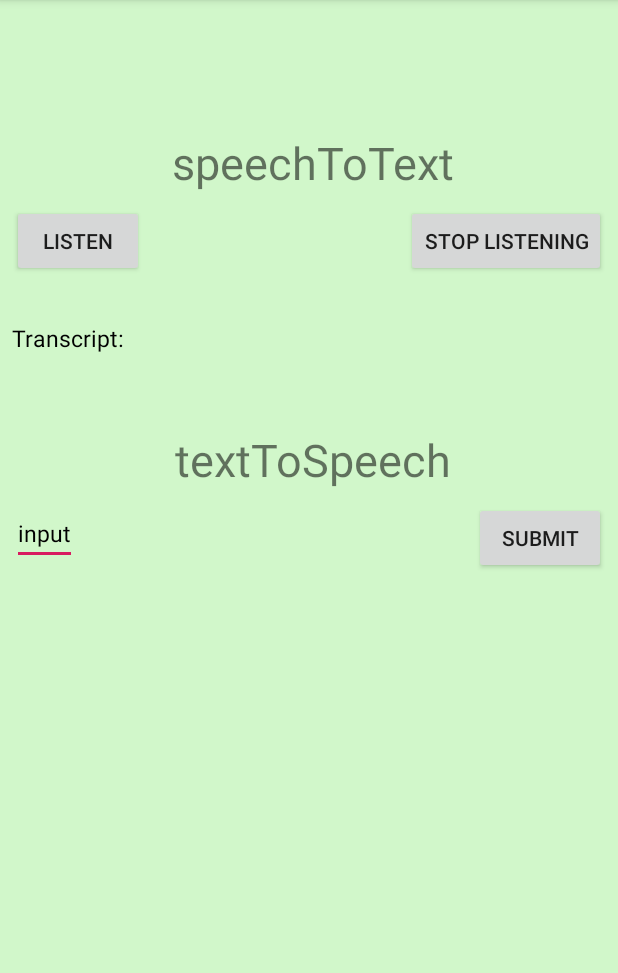
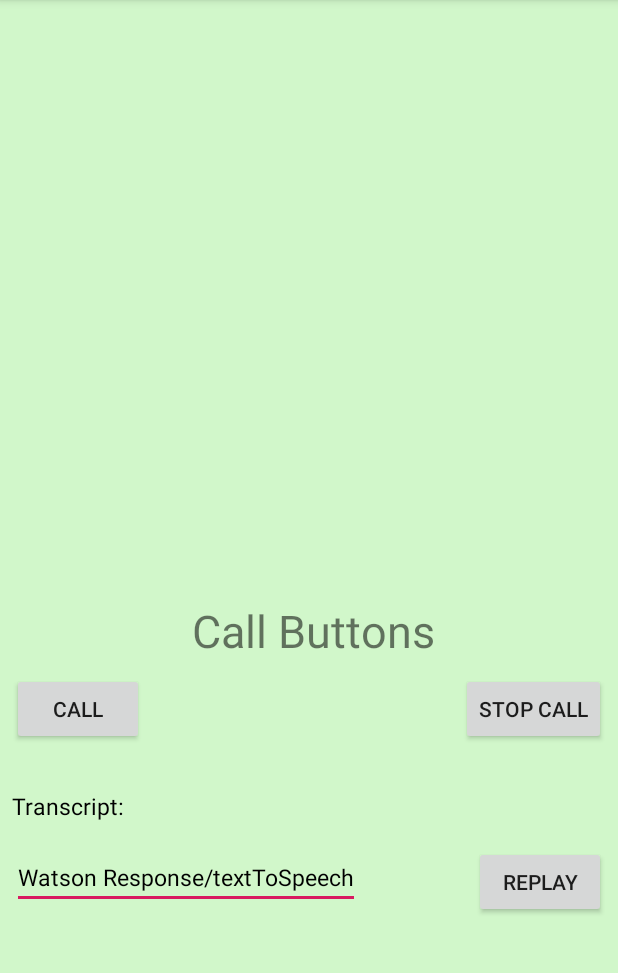
Before and after one commit to ConchuirORiain/AndroidDispatch, an Android app: the screen it shows after launch (MainActivity), on a phone screen of 412 x 824 dp, the part 84-1057 px from its top. Run offline under Robolectric (Android 15) with nearby library versions, the phone set to English and light mode, and no system bars; libraries missing offline, so code that uses them is left out: com.ibm.watson; 4 statements that could not run were skipped.

Commit message:
moved layout around

```diff
--- a/app/src/main/java/com/example/androidrecordaudio/MainActivity.java
+++ b/app/src/main/java/com/example/androidrecordaudio/MainActivity.java
@@ -15,24 +15,13 @@ import android.support.v4.app.ActivityCompat;
 import android.support.v4.content.ContextCompat;
 import android.support.v7.app.AppCompatActivity;
 import android.os.Bundle;
-import android.transition.Scene;
-import android.transition.Transition;
-import android.transition.TransitionInflater;
-import android.transition.TransitionManager;
 import android.util.Log;
 import android.view.View;
-import android.view.ViewGroup;
 import android.widget.Button;
 import android.widget.EditText;
 import android.widget.TextView;
 import android.widget.Toast;
 
-import com.android.volley.Request;
-import com.android.volley.RequestQueue;
-import com.android.volley.Response;
-import com.android.volley.VolleyError;
-import com.android.volley.toolbox.StringRequest;
-import com.android.volley.toolbox.Volley;
 
 import com.ibm.watson.developer_cloud.android.library.audio.MicrophoneHelper;
 import com.ibm.watson.developer_cloud.android.library.audio.MicrophoneInputStream;
@@ -48,25 +37,15 @@ import com.ibm.watson.developer_cloud.assistant.v2.model.SessionResponse;
 import com.ibm.watson.developer_cloud.http.ServiceCall;
 import com.ibm.watson.developer_cloud.service.security.IamOptions;
 import com.ibm.watson.developer_cloud.speech_to_text.v1.SpeechToText;
-import com.ibm.watson.developer_cloud.speech_to_text.v1.model.AddWordsOptions;
 import com.ibm.watson.developer_cloud.speech_to_text.v1.model.RecognizeOptions;
 import com.ibm.watson.developer_cloud.speech_to_text.v1.model.SpeechRecognitionResults;
 import com.ibm.watson.developer_cloud.speech_to_text.v1.websocket.BaseRecognizeCallback;
 import com.ibm.watson.developer_cloud.text_to_speech.v1.TextToSpeech;
-import com.ibm.watson.developer_cloud.speech_to_text.v1.websocket.RecognizeCallback;
 import com.ibm.watson.developer_cloud.text_to_speech.v1.model.SynthesizeOptions;
 
 
-import java.io.BufferedReader;
-import java.io.DataInputStream;
-import java.io.FileInputStream;
 import java.io.IOException;
 import java.io.InputStream;
-import java.io.InputStreamReader;
-import java.io.OutputStream;
-import java.net.HttpURLConnection;
-import java.net.URL;
-import java.util.Date;
 import java.util.UUID;
 
 import static com.ibm.watson.developer_cloud.http.HttpHeaders.USER_AGENT;
@@ -77,9 +56,7 @@ public class MainActivity extends AppCompatActivity {
     Button btnListen,btnStopListen,submit;
     String pathSave = "";
     MediaRecorder mediaRecorder;
-    MediaPlayer mediaPlayer;
     TextView transcript;
-    AudioRecord audioRecord;
 
     final int SAMPLING_RATE = 32000;
     final int REQUEST_PERMISSION_CODE =1000;
@@ -96,8 +73,10 @@ public class MainActivity extends AppCompatActivity {
     Assistant watsonAssistant;
     private SessionResponse watsonAssistantSession;
     boolean initialRequest = false;
+    boolean calling;
+    boolean recording;
+    boolean receiving;
     Context mContext;
-    MessageContext watsonContext;
 
 
     //static final String watsonUrl = getString(R.string.watson_assistant_url);
@@ -123,6 +102,9 @@ public class MainActivity extends AppCompatActivity {
 
         //add the request to the RequestQueue
         initialRequest = true;
+        calling = true;
+        recording = false;
+        receiving = false;
         watsonAssistant = initAssistant();
 
         //Init View
@@ -136,46 +118,8 @@ public class MainActivity extends AppCompatActivity {
             btnListen.setOnClickListener(new View.OnClickListener() {
                 @Override
                 public void onClick(View v) {
-                    pathSave = Environment.getExternalStorageDirectory().getAbsolutePath()+"/"
-                            + UUID.randomUUID().toString()+"_project_audio_.3gp";
-                   // setupMediaRecorder();
-                   // try {
-                   //     mediaRecorder.prepare();
-                   //     mediaRecorder.start();
-                  //      btnStopRecord.setEnabled(true);
-                  //      btnPlay.setEnabled(false);
-                  //      btnRecord.setEnabled(false);
-                  //      btnStop.setEnabled(false);
-                  //  }
-                  //  catch (IOException e){
-                 //       e.printStackTrace();
-                //    }
-                    //TransitionManager.go(mScene, fadeTransition);
-                    runOnUiThread(new Runnable() {
-                        @Override
-                        public void run() {
-                            btnListen.setEnabled(false);
-                            btnStopListen.setEnabled(true);
-                        }
-                    });
+                    makeCall();
 
-
-                    Toast.makeText(MainActivity.this,"Listening...",Toast.LENGTH_SHORT).show();
-
-
-                    capture = microphoneHelper.getInputStream(true);
-                    new Thread(new Runnable() {
-                        @Override
-                        public void run() {
-                            try{
-                                speechService.recognizeUsingWebSocket(getRecognizeOptions(capture),
-                                        new MicrophoneRecognizeDelegate());
-                            }
-                            catch(Exception e){
-                                showError(e);
-                            }
-                        }
-                    }).start();
 
                 }
             });
@@ -184,7 +128,7 @@ public class MainActivity extends AppCompatActivity {
                 @Override
                 public void onClick(View v) {
                    // mediaRecorder.stop();
-                    sendMessage();
+                    //sendMessage();
                     btnStopListen.setEnabled(false);
                     btnListen.setEnabled(true);
                     microphoneHelper.closeInputStream();
@@ -227,9 +171,9 @@ public class MainActivity extends AppCompatActivity {
 
     }
 
-@Override
-public void onRequestPermissionsResult(int requestCode, @NonNull String[] permissions,@NonNull int[] grantResults){
-        switch(requestCode){
+    @Override
+    public void onRequestPermissionsResult(int requestCode, @NonNull String[] permissions,@NonNull int[] grantResults){
+         switch(requestCode){
             case REQUEST_PERMISSION_CODE:
             {
                    if(grantResults.length>0 && grantResults[0] == PackageManager.PERMISSION_GRANTED){
@@ -241,7 +185,7 @@ public void onRequestPermissionsResult(int requestCode, @NonNull String[] permis
             }
                 break;
         }
-}
+    }
 
     private boolean checkPermissionFromDevice() {
         int writeExternalStorageResult =
@@ -276,13 +220,53 @@ public void onRequestPermissionsResult(int requestCode, @NonNull String[] permis
                         }
                     }
                 }.start();
+                priorText = text;
                 transcript.setText(text);
-                priorText = text;
+            }
+        });
+    }
+    private void makeCall(){
+        pathSave = Environment.getExternalStorageDirectory().getAbsolutePath()+"/"
+                + UUID.randomUUID().toString()+"_project_audio_.3gp";
+        // setupMediaRecorder();
+        // try {
+        //     mediaRecorder.prepare();
+        //     mediaRecorder.start();
+        //      btnStopRecord.setEnabled(true);
+        //      btnPlay.setEnabled(false);
+        //      btnRecord.setEnabled(false);
+        //      btnStop.setEnabled(false);
+        //  }
+        //  catch (IOException e){
+        //       e.printStackTrace();
+        //    }
+        //TransitionManager.go(mScene, fadeTransition);
+        runOnUiThread(new Runnable() {
+            @Override
+            public void run() {
+                btnListen.setEnabled(false);
+                btnStopListen.setEnabled(true);
             }
         });
 
+
+        Toast.makeText(MainActivity.this,"Listening...",Toast.LENGTH_SHORT).show();
+
+
+        capture = microphoneHelper.getInputStream(true);
+        new Thread(new Runnable() {
+            @Override
+            public void run() {
+                try{
+                    speechService.recognizeUsingWebSocket(getRecognizeOptions(capture),
+                            new MicrophoneRecognizeDelegate());
+                }
+                catch(Exception e){
+                    showError(e);
+                }
+            }
+        }).start();
     }
-
     private class MicrophoneRecognizeDelegate extends BaseRecognizeCallback {
         @Override
         public void onTranscription(SpeechRecognitionResults speechResults) {
@@ -382,7 +366,9 @@ public void onRequestPermissionsResult(int requestCode, @NonNull String[] permis
                             "text".equals(response.getOutput().getGeneric().get(0).getResponseType())) {
                         input.setText(response.getOutput().getGeneric().get(0).getText());
                         // speak the message
-                        new SynthesisTask().execute(input.getText().toString());
+                        if(input.getText().equals("I found no incidents matching that description. Please wait while I transfer you to an operator"))
+                            calling = false;
+                        new SynthesisTask().execute(response.getOutput().getGeneric().get(0).getText());
                     }
                 } catch (Exception e) {
                     e.printStackTrace();
@@ -391,7 +377,6 @@ public void onRequestPermissionsResult(int requestCode, @NonNull String[] permis
         });
 
         thread.start();
-
     }
 
     private void showError(final Exception e) {
@@ -422,38 +407,6 @@ public void onRequestPermissionsResult(int requestCode, @NonNull String[] permis
         }
     }
 
-    /*private static void sendPost() throws IOException{
-        URL obj = new URL(watsonUrl);
-        HttpURLConnection con = (HttpURLConnection) obj.openConnection();
-        con.setRequestMethod("POST");
-        con.setRequestProperty("User-Agent", USER_AGENT);
-        // For POST only - START
-        con.setDoOutput(true);
-        OutputStream os = con.getOutputStream();
-        os.write(POST_PARAMS.getBytes());
-        os.flush();
-        os.close();
-        // For POST only - END
 
-        int responseCode = con.getResponseCode();
-        System.out.println("POST Response Code :: " + responseCode);
-
-        if (responseCode == HttpURLConnection.HTTP_OK) { //success
-            BufferedReader in = new BufferedReader(new InputStreamReader(
-                    con.getInputStream()));
-            String inputLine;
-            StringBuffer response = new StringBuffer();
-
-            while ((inputLine = in.readLine()) != null) {
-                response.append(inputLine);
-            }
-            in.close();
-
-            // print result
-            System.out.println(response.toString());
-        } else {
-            System.out.println("POST request not worked");
-        }
-    }*/
 
 }
--- a/app/src/main/res/layout/activity_main.xml
+++ b/app/src/main/res/layout/activity_main.xml
@@ -12,25 +12,15 @@
         android:id="@+id/textView"
         android:layout_width="wrap_content"
         android:layout_height="wrap_content"
-        android:layout_marginTop="88dp"
-        android:text="speechToText"
+        android:layout_marginTop="400dp"
+        android:text="Call Buttons"
         android:textSize="30sp"
         app:layout_constraintHorizontal_bias="0.513"
         app:layout_constraintEnd_toEndOf="parent"
         app:layout_constraintStart_toStartOf="parent"
         app:layout_constraintTop_toTopOf="parent" />
 
-    <TextView
-        android:id="@+id/textView2"
-        android:layout_width="wrap_content"
-        android:layout_height="wrap_content"
-        android:layout_marginTop="50dp"
-        android:text="textToSpeech"
-        android:textSize="30sp"
-        app:layout_constraintEnd_toEndOf="parent"
-        app:layout_constraintHorizontal_bias="0.513"
-        app:layout_constraintStart_toStartOf="parent"
-        app:layout_constraintTop_toBottomOf="@+id/transcript" />
+
 
     <Button
         android:id="@+id/btnStartListen"
@@ -38,7 +28,7 @@
         android:layout_height="wrap_content"
         android:layout_marginStart="8dp"
         android:layout_marginTop="8dp"
-        android:text="Listen"
+        android:text="Call"
         app:layout_constraintStart_toStartOf="parent"
         app:layout_constraintTop_toBottomOf="@+id/textView" />
 
@@ -48,7 +38,7 @@
         android:layout_height="wrap_content"
         android:layout_marginTop="8dp"
         android:layout_marginEnd="8dp"
-        android:text="Stop Listening"
+        android:text="Stop Call"
         app:layout_constraintEnd_toEndOf="parent"
         app:layout_constraintTop_toBottomOf="@+id/textView" />
 
@@ -71,22 +61,22 @@
         android:layout_width="wrap_content"
         android:layout_height="wrap_content"
         android:layout_marginStart="8dp"
-        android:layout_marginTop="8dp"
-        android:text="input"
+        android:layout_marginTop="16dp"
+        android:text="Watson Response/textToSpeech"
         android:textColor="#000000"
         android:textSize="15sp"
         app:layout_constraintStart_toStartOf="parent"
-        app:layout_constraintTop_toBottomOf="@+id/textView2" />
+        app:layout_constraintTop_toBottomOf="@+id/transcript" />
 
     <Button
         android:id="@+id/submit"
         android:layout_width="wrap_content"
         android:layout_height="wrap_content"
-        android:layout_marginTop="8dp"
+        android:layout_marginTop="16dp"
         android:layout_marginEnd="8dp"
-        android:text="Submit"
+        android:text="Replay"
         app:layout_constraintEnd_toEndOf="parent"
-        app:layout_constraintTop_toBottomOf="@+id/textView2" />
+        app:layout_constraintTop_toBottomOf="@+id/transcript" />
     <FrameLayout
         android:id="@+id/scene_root"
         android:layout_height="match_parent"
```
